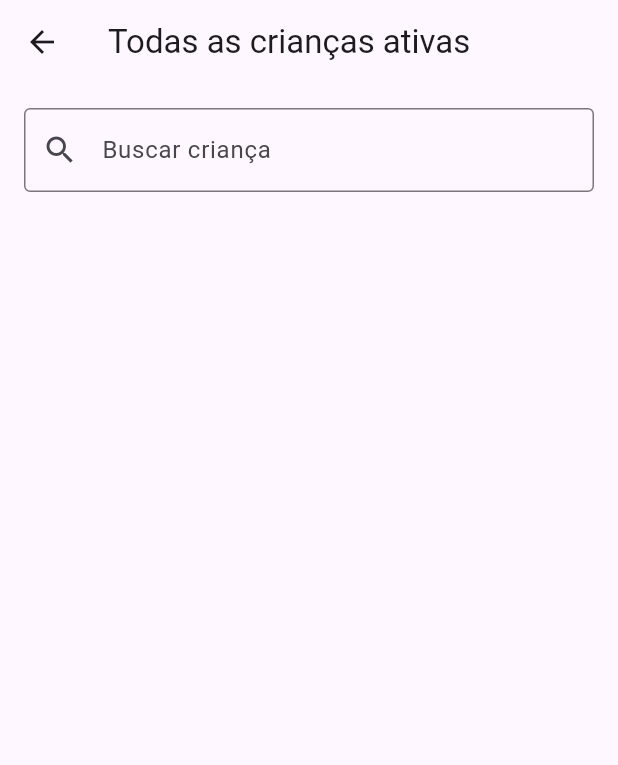
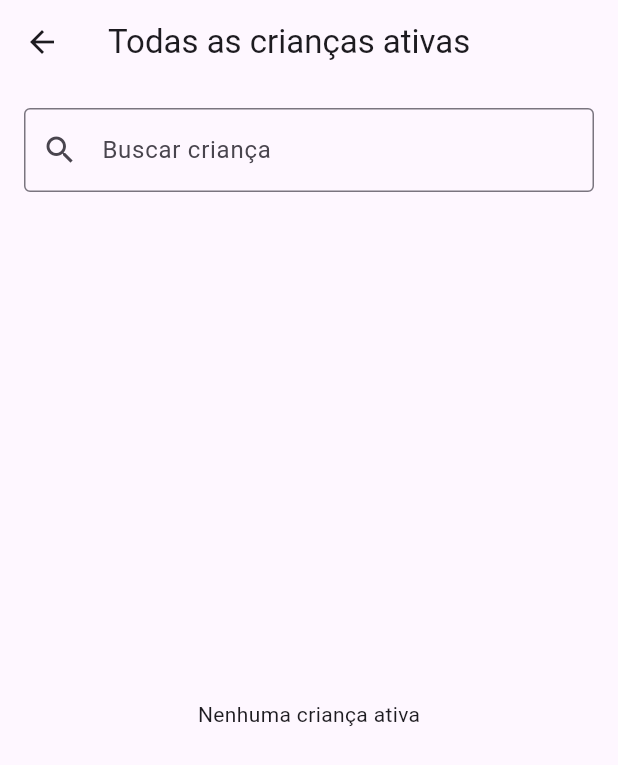
Before and after one commit to GabrielPortari/kids_space, a Flutter app: the AllActiveChildrenScreen screen opened by its route, on a phone screen of 412 x 824 dp. Shown: the top 765 px of the screen. Run offline on Flutter 3.47's test engine with Material 3 defaults, Android fonts, the phone set to English and light mode, and no system bars; our stand-ins replace easy_localization, flutter_mobx, get_it, mobx, shared_preferences, skeletonizer; accounts and stored records are empty; generated files the repository leaves out were written again.

Commit message:
refatoração para utilizar childId em vez de Child nos métodos getChildrenWithResponsibles e activeChildrenWithResponsibles, refactor em childrenList para mostrar nenhuma criança ativa ou encontrada

```diff
--- a/lib/view/screens/all_active_children_screen.dart
+++ b/lib/view/screens/all_active_children_screen.dart
@@ -21,7 +21,7 @@ class _AllActiveChildrenScreenState extends State<AllActiveChildrenScreen> {
   List<Child> _allChildren = [];
   List<Child> _filteredChildren = [];
 
-  late Map<Child, List<User>> _childrenResponsibles;
+  late Map<String, List<User>> _childrenResponsibles;
 
   @override
   void initState() {
@@ -35,7 +35,7 @@ class _AllActiveChildrenScreenState extends State<AllActiveChildrenScreen> {
       final query = _searchController.text.toLowerCase();
       _filteredChildren = _allChildren.where((child) {
         final childName = child.name.toLowerCase();
-        final responsibles = _childrenResponsibles[child] ?? [];
+        final responsibles = _childrenResponsibles[child.id] ?? [];
         final responsibleName = responsibles.isNotEmpty
             ? responsibles.first.name.toLowerCase()
             : '';
@@ -59,25 +59,47 @@ class _AllActiveChildrenScreenState extends State<AllActiveChildrenScreen> {
         padding: const EdgeInsets.all(16.0),
         child: Column(
           children: [
-            TextField(
+            _searchField(),
+            const SizedBox(height: 16),
+            _childrenList(),
+          ],
+        ),
+      ),
+    );
+  }
+
+  Widget _searchField() {
+    return TextField(
       controller: _searchController,
       decoration: const InputDecoration(
         labelText: 'Buscar criança',
         prefixIcon: Icon(Icons.search),
         border: OutlineInputBorder(),
       ),
-            ),
-            const SizedBox(height: 16),
-            Expanded(
-              child: ListView.builder(
+    );
+  }
+
+  Widget _childrenList() {
+    return Expanded(
+      child: _allChildren.isEmpty
+          ? const Center(child: Text('Nenhuma criança ativa'))
+          : _filteredChildren.isEmpty
+              ? const Center(child: Text('Nenhuma criança encontrada'))
+              : ListView.builder(
                   itemCount: _filteredChildren.length,
                   itemBuilder: (context, index) {
                     final child = _filteredChildren[index];
-                  final responsibles = _childrenResponsibles[child] ?? [];
-                  final responsible = responsibles.isNotEmpty
-                      ? responsibles.first
-                      : null;
+                    final responsibles = _childrenResponsibles[child.id] ?? [];
+                    final responsible = responsibles.isNotEmpty ? responsibles.first : null;
+                    return _childCard(child, responsible);
+                  },
+                ),
+    );
+  }
+
+  Widget _childCard(Child child, User? responsible) {
     return Card(
+      key: ValueKey(child.id),
       elevation: 2,
       shape: RoundedRectangleBorder(
         borderRadius: BorderRadius.circular(12),
@@ -99,32 +121,13 @@ class _AllActiveChildrenScreenState extends State<AllActiveChildrenScreen> {
                 children: [
                   Text(
                     child.name,
-                                  style: const TextStyle(
-                                    fontSize: 18,
-                                    fontWeight: FontWeight.bold,
-                                  ),
+                    style: const TextStyle(fontSize: 18, fontWeight: FontWeight.bold),
                     overflow: TextOverflow.ellipsis,
                   ),
                   const SizedBox(height: 4),
-                                Text(
-                                  'Responsável: ${responsible?.name ?? ''}',
-                                  style: const TextStyle(fontSize: 15),
-                                ),
-                                Text(
-                                  'Telefone: ${responsible?.phone ?? ''}',
-                                  style: const TextStyle(
-                                    fontSize: 15,
-                                    color: Colors.grey,
-                                  ),
-                                ),
+                  Text('Responsável: ${responsible?.name ?? ''}', style: const TextStyle(fontSize: 15)),
+                  Text('Telefone: ${responsible?.phone ?? ''}', style: const TextStyle(fontSize: 15, color: Colors.grey)),
                 ],
-                            ),
-                          ),
-                        ],
-                      ),
-                    ),
-                  );
-                },
               ),
             ),
           ],
@@ -139,10 +142,10 @@ class _AllActiveChildrenScreenState extends State<AllActiveChildrenScreen> {
       _allChildren = _childController.activeCheckedInChildren(companyId);
       _allChildren.sort((a, b) => a.name.compareTo(b.name));
       _filteredChildren = List.from(_allChildren);
-      _childrenResponsibles = _childController.getChildrenWithResponsibles(
-        _allChildren,
-      );
+      _childrenResponsibles = _childController.getChildrenWithResponsibles(_allChildren);
     } else {
+      _allChildren = [];
+      _filteredChildren = [];
       _childrenResponsibles = {};
     }
   }
```
Also changed, not shown: lib/controller/child_controller.dart (+6 -5 lines). Lines whose indentation alone changed are shown as unchanged.
